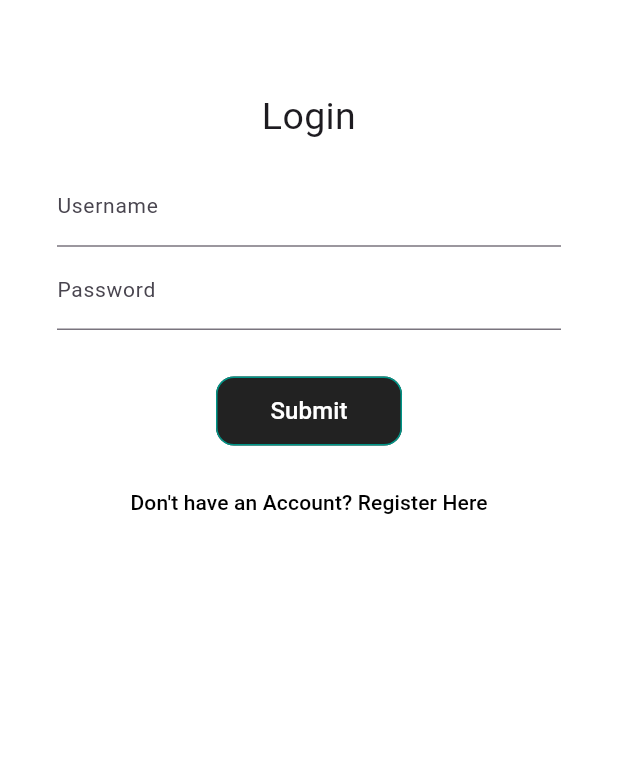
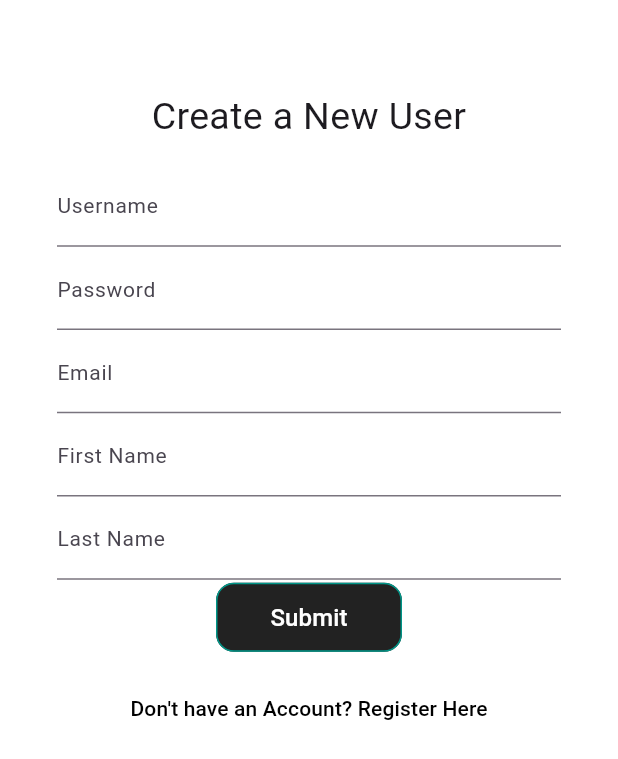
Before and after one commit to Sharif-Shariutullah/elearn, a Flutter app: the screen it shows after launch, on a phone screen of 412 x 824 dp. Shown: the top 759 px of the screen. Run offline on Flutter 3.47's test engine with Material 3 defaults, Android fonts, the phone set to English and light mode, and no system bars; our stand-ins replace cloud_firestore, firebase_core, flutter_secure_storage; accounts and stored records are empty; Roboto replaces fonts that are missing (Jersey25).

Commit message:
dataList and Create a new user

```diff
--- /dev/null
+++ b/lib/createUser.dart
@@ -0,0 +1,197 @@
+import 'dart:convert';
+
+import 'package:elearning/home.dart';
+import 'package:elearning/model/users.dart';
+import 'package:elearning/signup.dart';
+import 'package:flutter/material.dart';
+import 'package:flutter_secure_storage/flutter_secure_storage.dart';
+import 'package:http/http.dart' as http;
+
+class createUser extends StatefulWidget {
+  const createUser({super.key});
+
+
+
+
+
+  @override
+  State<createUser> createState() => _MyWidgetState();
+}
+
+class _MyWidgetState extends State<createUser> {
+
+
+
+
+  TextEditingController usernameTextEditingController = TextEditingController();
+  TextEditingController passwordTextEditingController = TextEditingController();
+  TextEditingController emailTextEditingController = TextEditingController();
+  TextEditingController userFirstNameTextEditingController = TextEditingController();
+  TextEditingController userLastNameTextEditingController = TextEditingController();
+
+  final String login = 'http://192.168.20.46:8080/api/auth/signup';
+
+  void loginData() async {
+    var reqBody = {
+      "username": usernameTextEditingController.text,
+      "password": passwordTextEditingController.text,
+      "email": emailTextEditingController.text,
+      "userFirstName": userFirstNameTextEditingController.text,
+      "userLastName": userLastNameTextEditingController.text,
+
+    };
+
+    var response = await http.post(Uri.parse(login),
+        headers: {"Content-Type": "application/json"},
+        body: jsonEncode(reqBody));
+
+    var jsonResponse = jsonDecode(response.body);
+
+    const storage = FlutterSecureStorage();
+    await storage.write(key: 'token', value: jsonResponse['jwtToken']);
+
+    print(jsonResponse);
+    print(response.statusCode);
+  }
+
+  void postData() async {}
+
+  @override
+  Widget build(BuildContext context) {
+    return Scaffold(
+      backgroundColor: Colors.white,
+      body: SingleChildScrollView(
+        child: Padding(
+          padding: const EdgeInsets.all(25.0),
+          child: Column(
+            mainAxisAlignment: MainAxisAlignment.center,
+            children: [
+              const SizedBox(
+                height: 35.0,
+              ),
+              const Text(
+                "Create a New User",
+                style: TextStyle(fontSize: 25, fontFamily: "Jersey25"),
+                textAlign: TextAlign.center,
+              ),
+              Padding(
+                padding: const EdgeInsets.all(13.0),
+                child: Column(
+                  children: [
+                    const SizedBox(
+                      height: 1.0,
+                    ),
+                    TextField(
+                      controller: usernameTextEditingController,
+                      keyboardType: TextInputType.emailAddress,
+                      decoration: const InputDecoration(
+                          labelText: "Username",
+                          labelStyle:
+                              TextStyle(fontSize: 14.0, fontFamily: "Jersey25"),
+                          hintStyle:
+                              TextStyle(fontSize: 25, color: Colors.grey)),
+                    ),
+                    const SizedBox(
+                      height: 1.0,
+                    ),
+                    TextField(
+                      controller: passwordTextEditingController,
+                      obscureText: true,
+                      decoration: const InputDecoration(
+                          labelText: "Password",
+                          labelStyle:
+                              TextStyle(fontSize: 14.0, fontFamily: "Jersey25"),
+                          hintStyle:
+                              TextStyle(fontSize: 25, color: Colors.grey)),
+                    ),
+                    const SizedBox(
+                      height: 1.0,
+                    ),
+                      TextField(
+                      controller: emailTextEditingController,
+                      keyboardType: TextInputType.emailAddress,
+                      decoration: const InputDecoration(
+                          labelText: "Email",
+                          labelStyle:
+                              TextStyle(fontSize: 14.0, fontFamily: "Jersey25"),
+                          hintStyle:
+                              TextStyle(fontSize: 25, color: Colors.grey)),
+                    ),
+                    const SizedBox(
+                      height: 1.0,
+                    ),
+                      TextField(
+                      controller: userFirstNameTextEditingController,
+                      keyboardType: TextInputType.emailAddress,
+                      decoration: const InputDecoration(
+                          labelText: "First Name",
+                          labelStyle:
+                              TextStyle(fontSize: 14.0, fontFamily: "Jersey25"),
+                          hintStyle:
+                              TextStyle(fontSize: 25, color: Colors.grey)),
+                    ),
+                    const SizedBox(
+                      height: 1.0,
+                    ),
+                      TextField(
+                      controller: userLastNameTextEditingController,
+                      keyboardType: TextInputType.emailAddress,
+                      decoration: const InputDecoration(
+                          labelText: "Last Name",
+                          labelStyle:
+                              TextStyle(fontSize: 14.0, fontFamily: "Jersey25"),
+                          hintStyle:
+                              TextStyle(fontSize: 25, color: Colors.grey)),
+                    ),
+                    const SizedBox(
+                      height: 1.0,
+                    ),
+                    TextButton(
+                      onPressed: () {
+                        loginData();
+                        print(usernameTextEditingController.text);
+                        print(passwordTextEditingController.text);
+                        print(emailTextEditingController.text);
+                        print(userFirstNameTextEditingController.text);
+                        print(userLastNameTextEditingController.text);
+
+                      },
+                      style: ButtonStyle(
+                          backgroundColor:
+                              MaterialStateProperty.all(Colors.black87),
+                          shape: MaterialStateProperty.all<
+                                  RoundedRectangleBorder>(
+                              RoundedRectangleBorder(
+                                  borderRadius: BorderRadius.circular(12.0),
+                                  side: const BorderSide(color: Colors.teal)))),
+                      child: const SizedBox(
+                        height: 30.0,
+                        width: 100.0,
+                        child: Center(
+                          child: Text(
+                            "Submit",
+                            style: TextStyle(
+                                fontSize: 16.0,
+                                fontFamily: "Jersey25",
+                                color: Colors.white),
+                          ),
+                        ),
+                      ),
+                    )
+                  ],
+                ),
+              ),
+              TextButton(
+                onPressed: () {},
+                child: const Text(
+                  "Don't have an Account? Register Here",
+                  style: TextStyle(color: Colors.black),
+                ),
+              )
+            ],
+          ),
+        ),
+      ),
+    );
+  }
+}
--- a/lib/main.dart
+++ b/lib/main.dart
@@ -1,5 +1,7 @@
 import 'package:elearning/abc.dart';
 import 'package:elearning/apiCall.dart';
+import 'package:elearning/createUser.dart';
+import 'package:elearning/data_list.dart';
 import 'package:elearning/firebase_options.dart';
 import 'package:elearning/home.dart';
 import 'package:elearning/login.dart';
@@ -27,9 +29,18 @@ class MyApp extends StatelessWidget {
       theme: ThemeData(
         primarySwatch: Colors.blue,
       ),
-      home:
+
+
+  initialRoute: "/signup",
+  routes: {
+    "/login" : (context) => loginAPI(),
+    "/home" : (context) => dataList(),
+    "/signup" : (context) => createUser(),
+  },
+
+  //    home:
        //welcomingPage(),
-LoginScreen(),
+//LoginScreen(),
 
     );
   }
```
Also changed, not shown: lib/data_list.dart (+91 -1 lines), lib/model/users.dart (+8 -3 lines).
